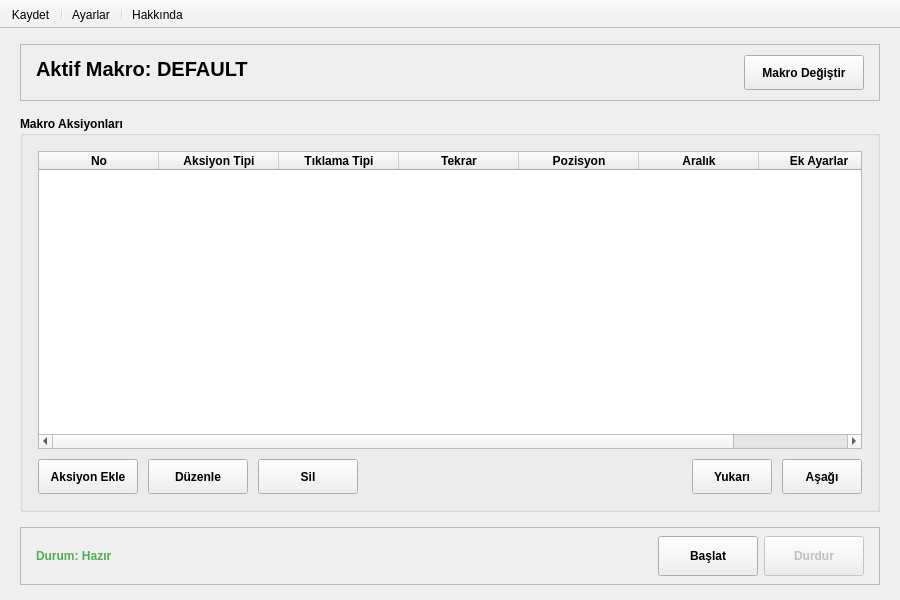
The window that mainwindow.ui (ilpenSE/autoclicker) describes before a commit, drawn with Qt 5.
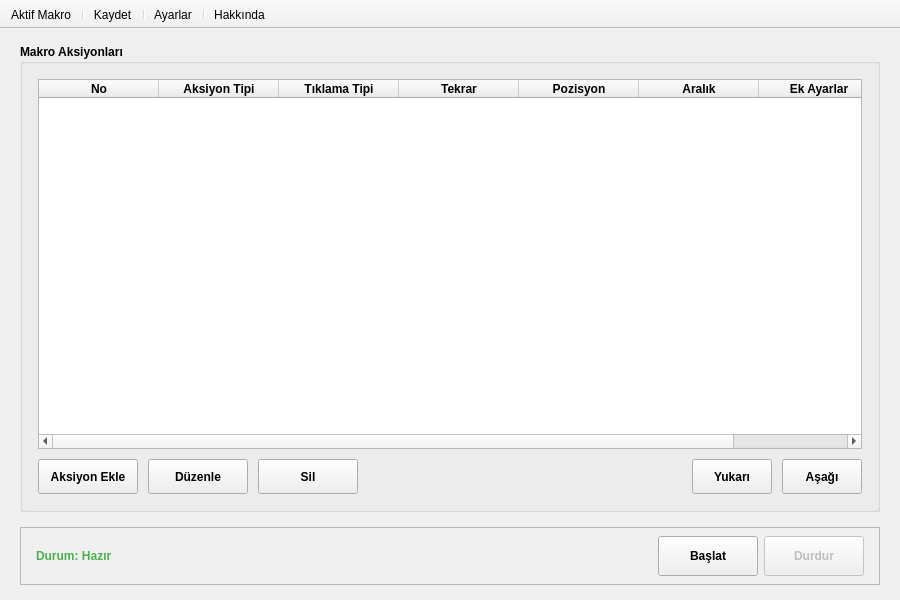
The same window after the commit. Icons and pictures are not drawn.

Commit message: macro management system fixes and improvements

```diff
--- a/mainwindow.ui
+++ b/mainwindow.ui
@@ -30,113 +30,6 @@
     <property name="bottomMargin">
      <number>15</number>
     </property>
-    <item>
-     <widget class="QFrame" name="activeMacroFrame">
-      <property name="frameShape">
-       <enum>QFrame::Shape::StyledPanel</enum>
-      </property>
-      <property name="frameShadow">
-       <enum>QFrame::Shadow::Raised</enum>
-      </property>
-      <property name="lineWidth">
-       <number>1</number>
-      </property>
-      <layout class="QHBoxLayout" name="activeMacroLayout">
-       <property name="spacing">
-        <number>15</number>
-       </property>
-       <property name="leftMargin">
-        <number>15</number>
-       </property>
-       <property name="topMargin">
-        <number>10</number>
-       </property>
-       <property name="rightMargin">
-        <number>15</number>
-       </property>
-       <property name="bottomMargin">
-        <number>10</number>
-       </property>
-       <item>
-        <widget class="QLabel" name="labelActiveMacro">
-         <property name="sizePolicy">
-          <sizepolicy hsizetype="Expanding" vsizetype="Preferred">
-           <horstretch>0</horstretch>
-           <verstretch>0</verstretch>
-          </sizepolicy>
-         </property>
-         <property name="minimumSize">
-          <size>
-           <width>0</width>
-           <height>25</height>
-          </size>
-         </property>
-         <property name="maximumSize">
-          <size>
-           <width>500</width>
-           <height>30</height>
-          </size>
-         </property>
-         <property name="font">
-          <font>
-           <pointsize>-1</pointsize>
-           <bold>true</bold>
-          </font>
-         </property>
-         <property name="styleSheet">
-          <string notr="true">font-size: 20px; line-height: 1.2;</string>
-         </property>
-         <property name="text">
-          <string>Aktif Makro: DEFAULT</string>
-         </property>
-         <property name="alignment">
-          <set>Qt::AlignmentFlag::AlignLeading|Qt::AlignmentFlag::AlignLeft|Qt::AlignmentFlag::AlignTop</set>
-         </property>
-         <property name="wordWrap">
-          <bool>false</bool>
-         </property>
-        </widget>
-       </item>
-       <item>
-        <spacer name="activeMacroSpacer">
-         <property name="orientation">
-          <enum>Qt::Orientation::Horizontal</enum>
-         </property>
-         <property name="sizeType">
-          <enum>QSizePolicy::Policy::MinimumExpanding</enum>
-         </property>
-         <property name="sizeHint" stdset="0">
-          <size>
-           <width>20</width>
-           <height>20</height>
-          </size>
-         </property>
-        </spacer>
-       </item>
-       <item>
-        <widget class="QPushButton" name="btnChangeMacro">
-         <property name="minimumSize">
-          <size>
-           <width>120</width>
-           <height>35</height>
-          </size>
-         </property>
-         <property name="font">
-          <font>
-           <bold>true</bold>
-          </font>
-         </property>
-         <property name="toolTip">
-          <string>Makro seçim penceresini açar</string>
-         </property>
-         <property name="text">
-          <string>Makro Değiştir</string>
-         </property>
-        </widget>
-       </item>
-      </layout>
-     </widget>
-    </item>
     <item>
      <widget class="QGroupBox" name="actionsGroupBox">
       <property name="font">
@@ -495,6 +388,8 @@
    <attribute name="toolBarBreak">
     <bool>false</bool>
    </attribute>
+   <addaction name="actionActiveMacro"/>
+   <addaction name="separator"/>
    <addaction name="actionSave"/>
    <addaction name="separator"/>
    <addaction name="actionSettings"/>
@@ -543,6 +438,24 @@
     <string>Uygulama hakkında bilgi</string>
    </property>
   </action>
+  <action name="actionActiveMacro">
+   <property name="icon">
+    <iconset resource="icons.qrc">
+     <normaloff>:/assets/icons/select.svg</normaloff>:/assets/icons/select.svg</iconset>
+   </property>
+   <property name="text">
+    <string>Aktif Makro</string>
+   </property>
+   <property name="toolTip">
+    <string>Makroyu değiştir</string>
+   </property>
+   <property name="shortcut">
+    <string>Ctrl+M</string>
+   </property>
+   <property name="menuRole">
+    <enum>QAction::MenuRole::TextHeuristicRole</enum>
+   </property>
+  </action>
  </widget>
  <resources>
   <include location="icons.qrc"/>
```
The commit also changes 7 other files.
